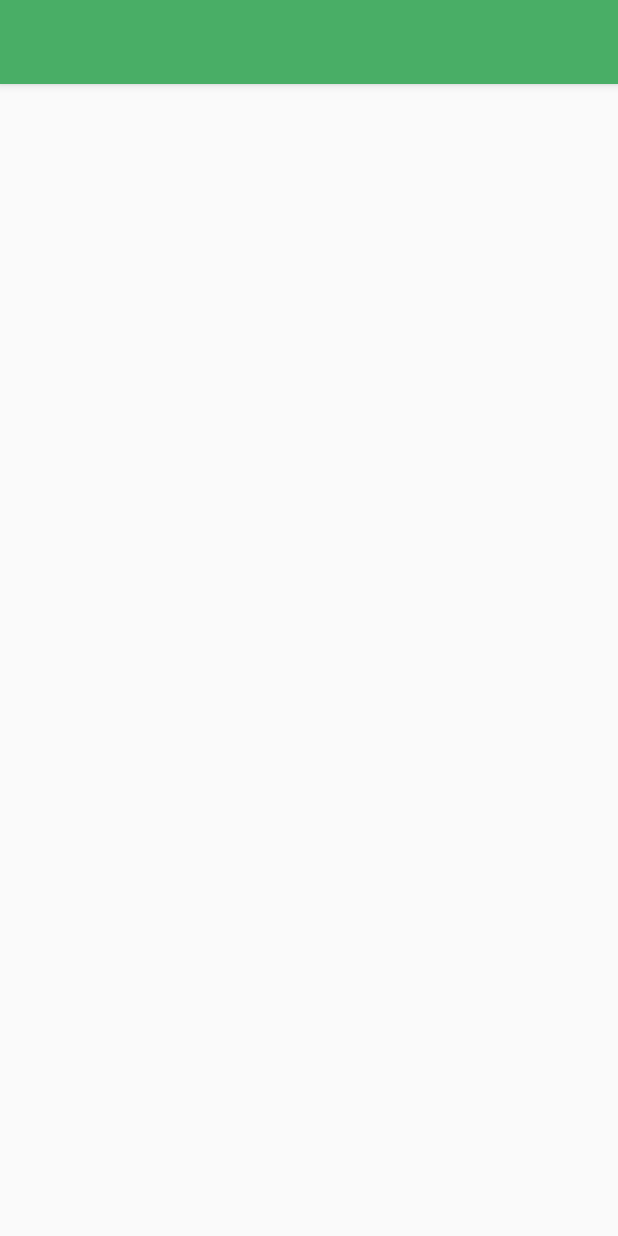
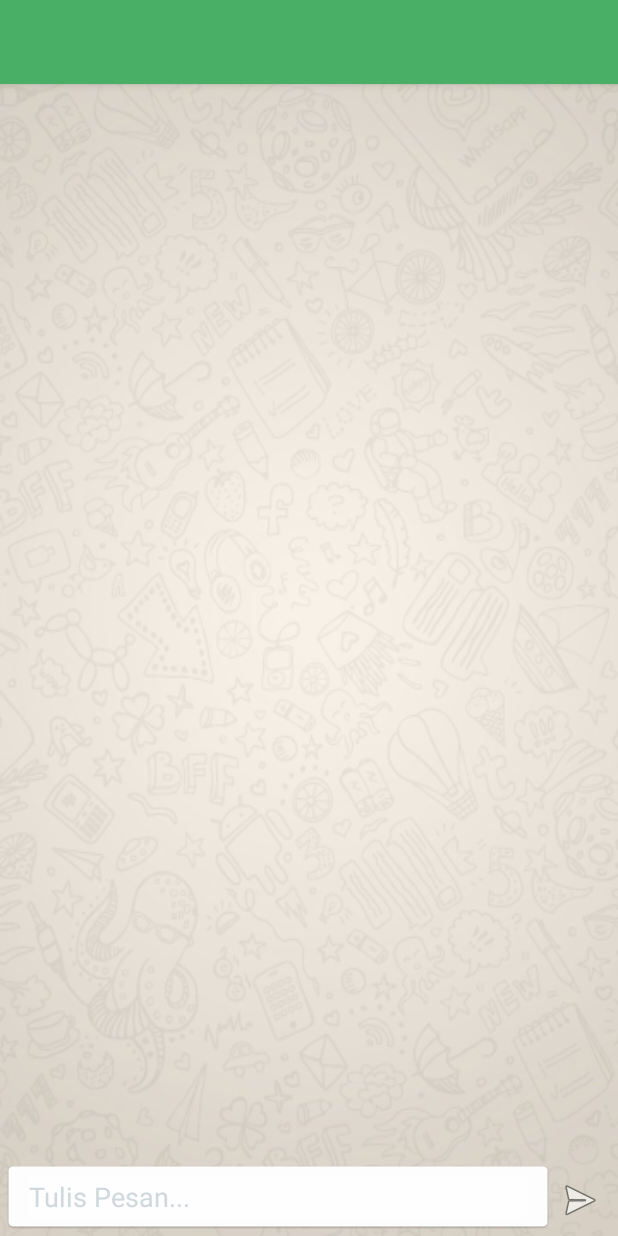
Before and after one commit to faidnawa/android-crud-login-register-faker, an Android app: the layout activity_chet.xml on its own in the app's theme, with its tools: preview values and no code run, on a phone screen of 412 x 824 dp. Run offline under Robolectric (Android 15) with nearby library versions, the phone set to English and light mode, and no system bars.

Commit message:
add layout content_chet

```diff
--- a/app/src/main/res/layout/content_chet.xml
+++ b/app/src/main/res/layout/content_chet.xml
@@ -1,11 +1,36 @@
 <?xml version="1.0" encoding="utf-8"?>
-<android.support.constraint.ConstraintLayout xmlns:android="http://schemas.android.com/apk/res/android"
-    xmlns:app="http://schemas.android.com/apk/res-auto"
+<LinearLayout xmlns:android="http://schemas.android.com/apk/res/android"
     xmlns:tools="http://schemas.android.com/tools"
     android:layout_width="match_parent"
     android:layout_height="match_parent"
-    app:layout_behavior="@string/appbar_scrolling_view_behavior"
-    tools:context="tk.faidnawa.latihanandroidcrud.chet"
-    tools:showIn="@layout/activity_chet">
+    android:background="@drawable/default_wallpaper"
+    android:orientation="vertical"
+    tools:context="tk.faidnawa.latihanandroidcrud.chet">
 
-</android.support.constraint.ConstraintLayout>
+    <ScrollView
+        android:id="@+id/scrollView"
+        android:layout_width="match_parent"
+        android:layout_height="match_parent"
+        android:layout_weight="18.75"
+        android:background="#00ffffff">
+
+        <RelativeLayout xmlns:android="http://schemas.android.com/apk/res/android"
+            android:id="@+id/layout2"
+            android:layout_width="match_parent"
+            android:layout_height="wrap_content">
+
+            <LinearLayout
+                android:id="@+id/layout1"
+                android:layout_width="match_parent"
+                android:layout_height="wrap_content"
+                android:orientation="vertical"></LinearLayout>
+        </RelativeLayout>
+    </ScrollView>
+
+    <include
+        layout="@layout/message_area"
+        android:layout_width="match_parent"
+        android:layout_height="wrap_content"
+        android:gravity="bottom"
+        android:layout_marginTop="5dp"/>
+</LinearLayout>
```
